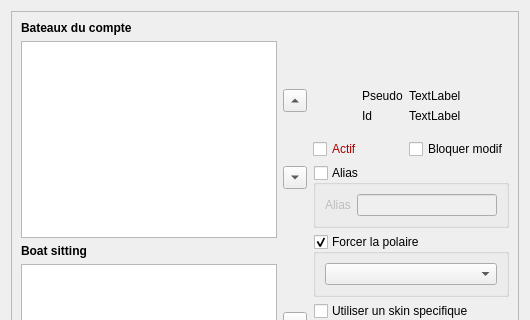
nohal/qtVlm, file src/Ui/boatAccount_dialog.ui: the form before one commit; both pictures show x 0 to 530 and y 0 to 320 of the 530 by 520 pixel window.
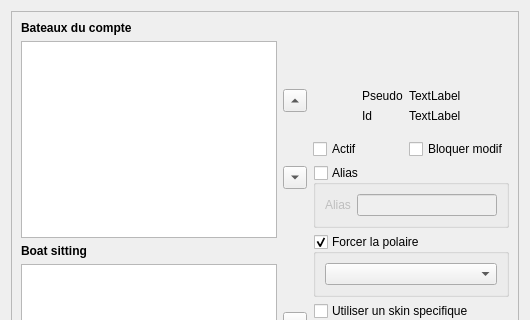
The form after the commit.

```diff
--- a/src/Ui/boatAccount_dialog.ui
+++ b/src/Ui/boatAccount_dialog.ui
@@ -283,43 +283,6 @@
              </property>
              <item>
               <widget class="QCheckBox" name="enable_state">
-               <property name="palette">
-                <palette>
-                 <active>
-                  <colorrole role="WindowText">
-                   <brush brushstyle="SolidPattern">
-                    <color alpha="255">
-                     <red>170</red>
-                     <green>0</green>
-                     <blue>0</blue>
-                    </color>
-                   </brush>
-                  </colorrole>
-                 </active>
-                 <inactive>
-                  <colorrole role="WindowText">
-                   <brush brushstyle="SolidPattern">
-                    <color alpha="255">
-                     <red>170</red>
-                     <green>0</green>
-                     <blue>0</blue>
-                    </color>
-                   </brush>
-                  </colorrole>
-                 </inactive>
-                 <disabled>
-                  <colorrole role="WindowText">
-                   <brush brushstyle="SolidPattern">
-                    <color alpha="255">
-                     <red>118</red>
-                     <green>116</green>
-                     <blue>108</blue>
-                    </color>
-                   </brush>
-                  </colorrole>
-                 </disabled>
-                </palette>
-               </property>
                <property name="font">
                 <font>
                  <weight>50</weight>
```
